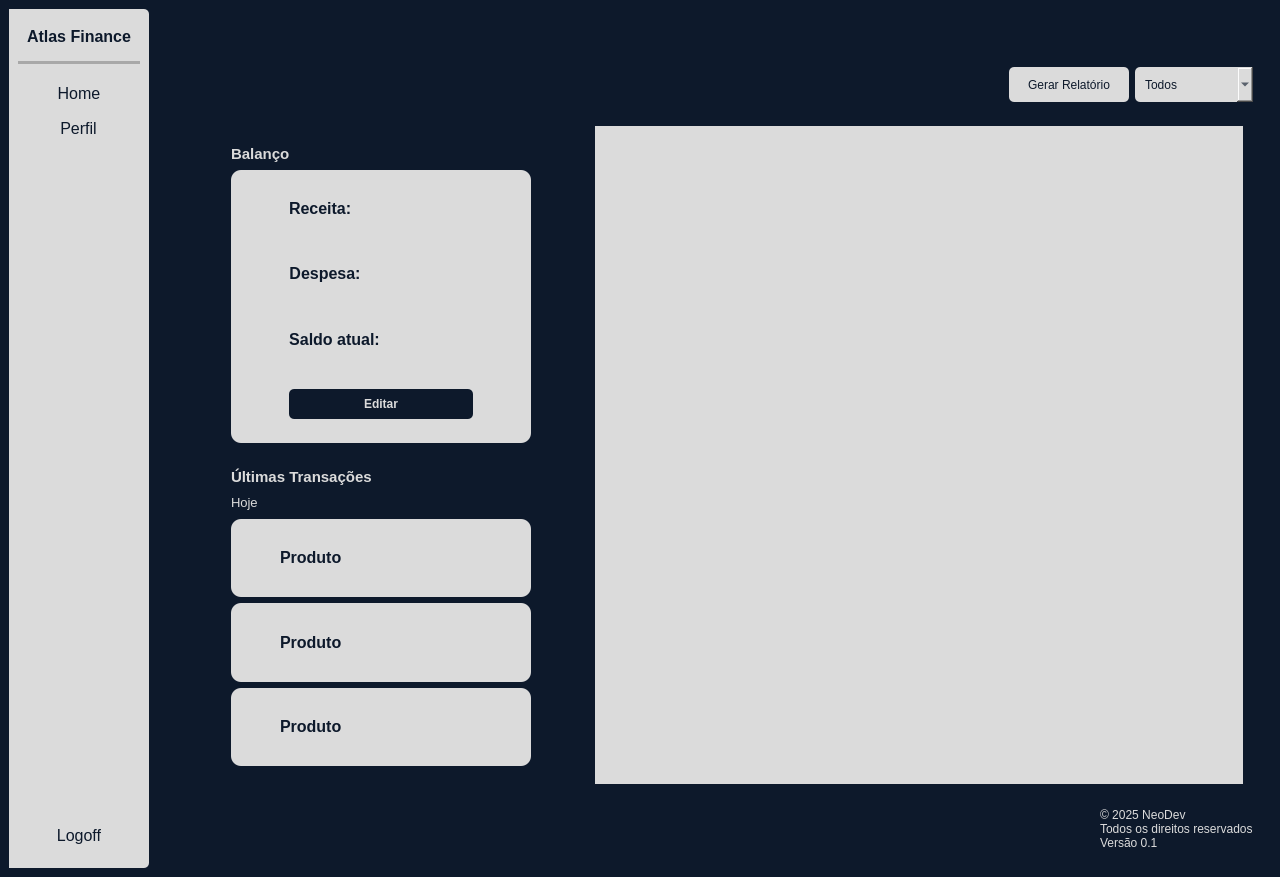
kawlu/Atlas-Finance, file ui/HomeWindow.ui: the form before one commit.
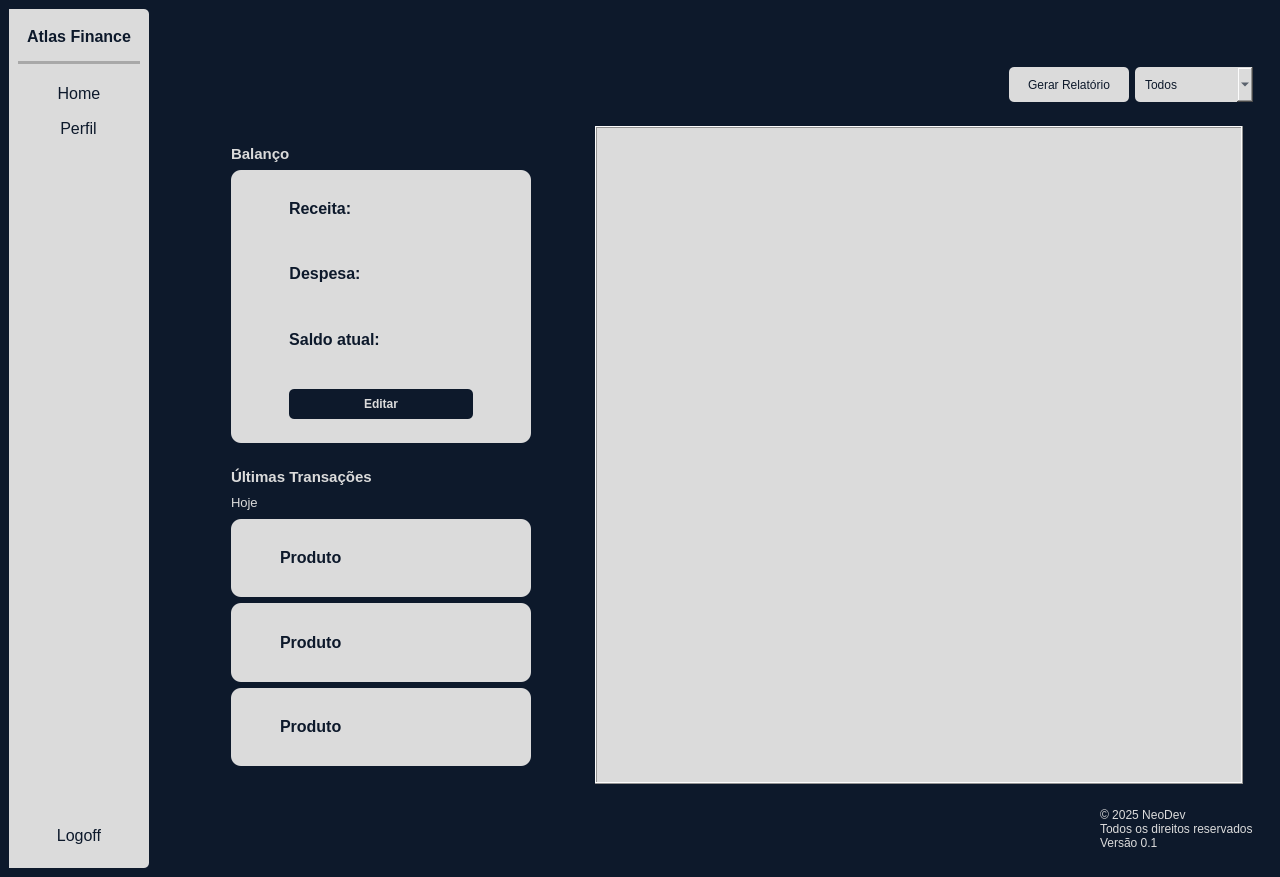
The form after the commit. Icons and pictures are not drawn.

Diff of the .ui file:
```diff
--- a/ui/HomeWindow.ui
+++ b/ui/HomeWindow.ui
@@ -933,7 +933,7 @@
              <string notr="true">background-color: rgb(219, 219, 219);</string>
             </property>
             <property name="frameShape">
-             <enum>QFrame::NoFrame</enum>
+             <enum>QFrame::Box</enum>
             </property>
             <property name="frameShadow">
              <enum>QFrame::Raised</enum>
```
